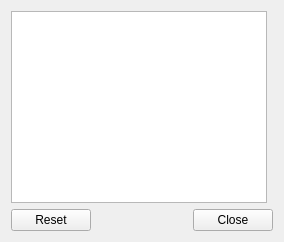
Above: razorconfigdialog.ui from lxqt/liblxqt before the change. Below: the same form after it.
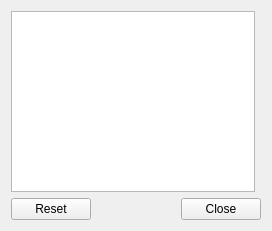
That is the form after the change. Custom widgets are drawn as their Qt base class.

Commit message: New panel layout and many changes

The edit to the form file:
```diff
--- a/razorconfigdialog.ui
+++ b/razorconfigdialog.ui
@@ -2,6 +2,14 @@
 <ui version="4.0">
  <class>RazorConfigDialog</class>
  <widget class="QWidget" name="RazorConfigDialog">
+  <property name="geometry">
+   <rect>
+    <x>0</x>
+    <y>0</y>
+    <width>272</width>
+    <height>231</height>
+   </rect>
+  </property>
   <property name="windowTitle">
    <string>Dialog</string>
   </property>
```
Left out of the diff: 4 changed lines with no effect on the pictures.
